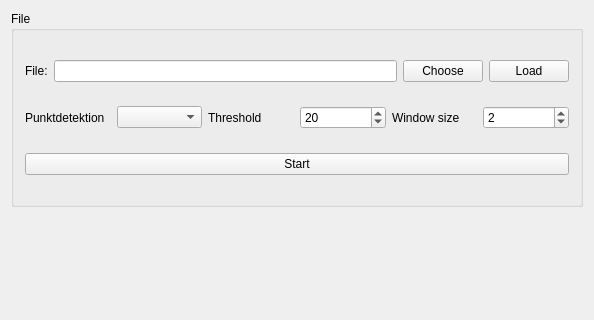
Qt form Rechnersehen/main_GUI.ui (cpetry/Rechnersehen) before a commit; both pictures show x 0 to 594 and y 0 to 320 of the 594 by 502 pixel window.
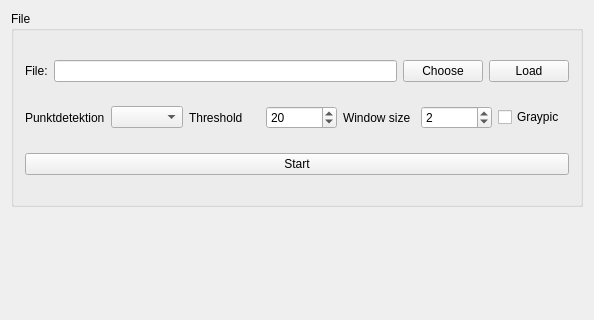
The same form after that commit.

What changed in the file:
```diff
--- a/Rechnersehen/main_GUI.ui
+++ b/Rechnersehen/main_GUI.ui
@@ -120,6 +120,13 @@
                </property>
               </widget>
              </item>
+             <item>
+              <widget class="QCheckBox" name="cbx_graypic">
+               <property name="text">
+                <string>Graypic</string>
+               </property>
+              </widget>
+             </item>
             </layout>
            </item>
            <item>
```
